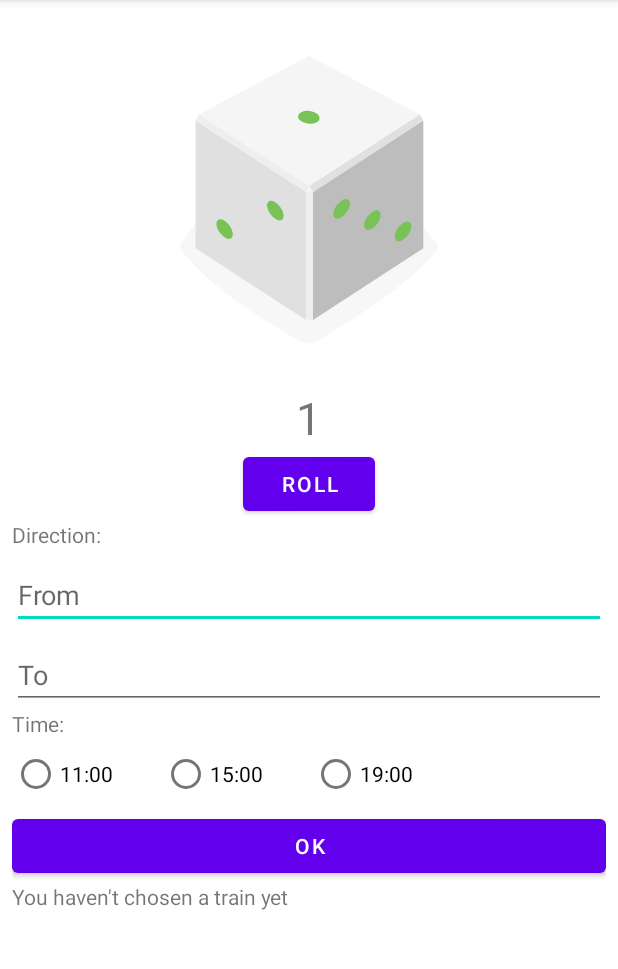
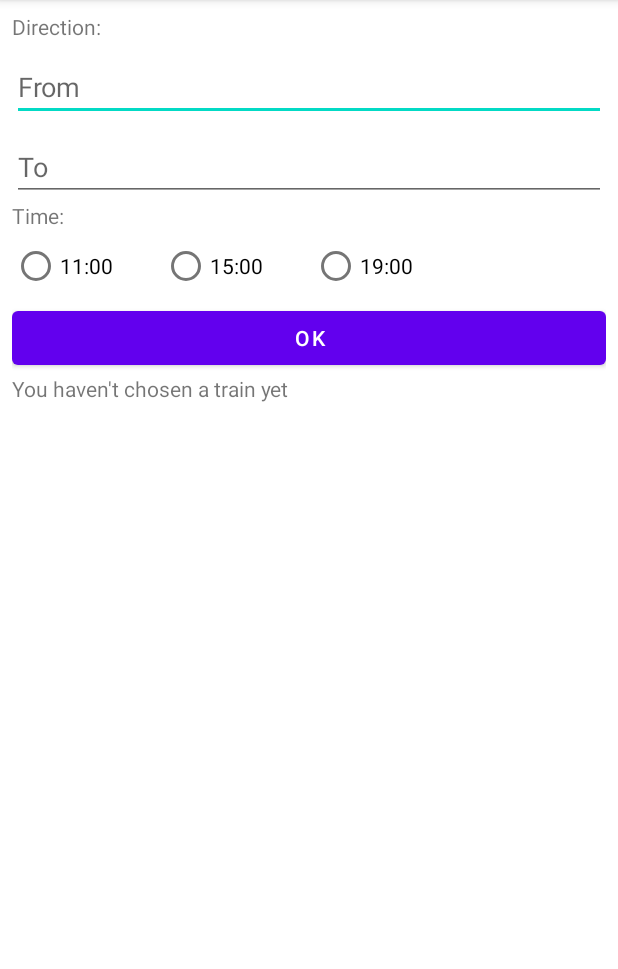
Before and after one commit to SJzamula/shinkansen, an Android app: the screen it shows after launch (MainActivity), on a phone screen of 412 x 824 dp, the part 84-1053 px from its top. Run offline under Robolectric (Android 15) with nearby library versions, the phone set to English and light mode, and no system bars.

```diff
--- a/app/src/main/res/layout/activity_main.xml
+++ b/app/src/main/res/layout/activity_main.xml
@@ -6,29 +6,6 @@
     android:orientation="vertical"
     tools:context=".MainActivity"
     android:padding="8dp">
-
-
-    <ImageView
-        android:id="@+id/dice_image"
-        android:layout_width="wrap_content"
-        android:layout_height="wrap_content"
-        android:layout_gravity="center_horizontal"
-        android:src="@drawable/dice_1" />
-
-    <TextView
-        android:id="@+id/result_text"
-        android:layout_width="wrap_content"
-        android:layout_height="wrap_content"
-        android:text="1"
-        android:layout_gravity="center_horizontal"
-        android:textSize="30sp"/>
-
-    <Button
-        android:id="@+id/roll_button"
-        android:layout_width="wrap_content"
-        android:layout_height="wrap_content"
-        android:text="@string/roll"
-        android:layout_gravity="center_horizontal"/>
 
     <TextView
         android:id="@+id/textView1"
@@ -81,7 +58,7 @@
             android:id="@+id/radio19"
             android:layout_width="100dp"
             android:layout_height="wrap_content"
-            android:text="@string/time19" />
+            android:text="@string/time19"/>
     </RadioGroup>
 
     <Button
```
Also changed, not shown: app/src/main/java/com/example/shinkansen/MainActivity.kt (+7 -25 lines).
